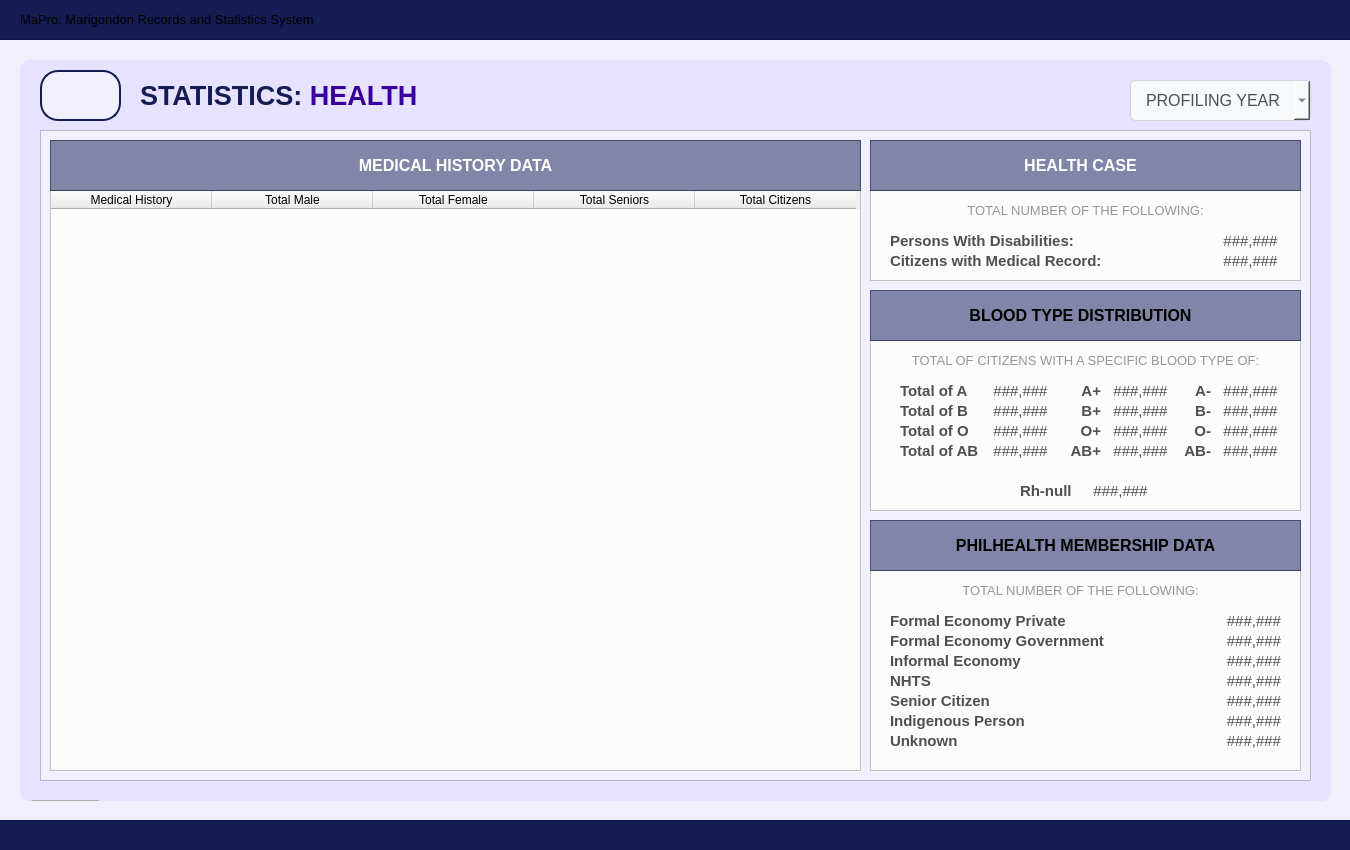
Qt form Views/MainPages/StatisticPages/health.ui (Yohhannn/Barangay-Records-Statistics-System) before a commit.
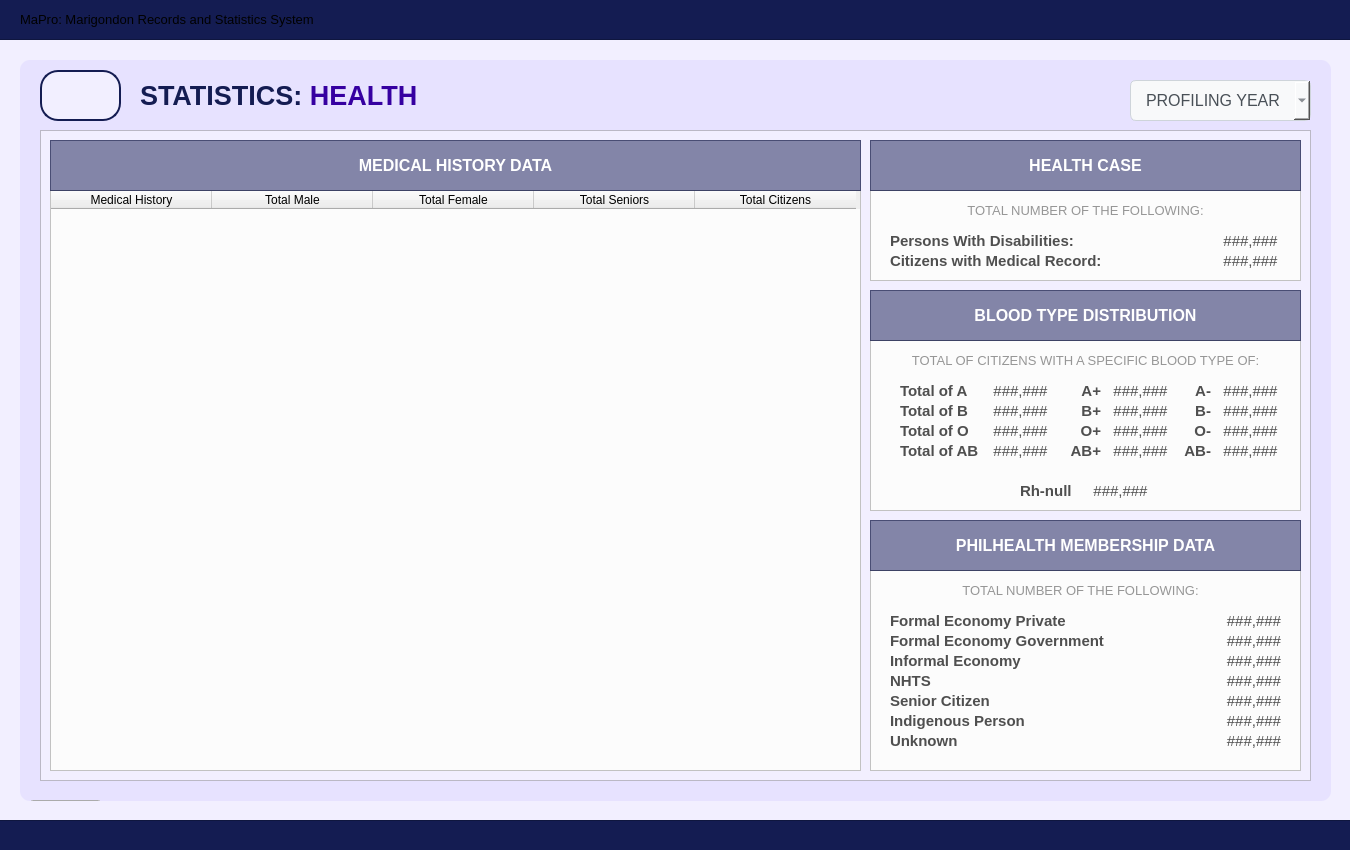
The same form after that commit. Icons and pictures are not drawn.

```diff
--- a/Views/MainPages/StatisticPages/health.ui
+++ b/Views/MainPages/StatisticPages/health.ui
@@ -565,7 +565,7 @@
        <rect>
         <x>0</x>
         <y>0</y>
-        <width>421</width>
+        <width>431</width>
         <height>51</height>
        </rect>
       </property>
@@ -1445,7 +1445,7 @@
        <rect>
         <x>0</x>
         <y>0</y>
-        <width>421</width>
+        <width>431</width>
         <height>51</height>
        </rect>
       </property>
@@ -1457,7 +1457,7 @@
        </font>
       </property>
       <property name="styleSheet">
-       <string notr="true">#statistics_labelNote {
+       <string notr="true">#statistics_labelNote_4 {
 	background-color: transparent;
 	color: #FFFFFF;
 }
@@ -1977,7 +1977,7 @@
        </font>
       </property>
       <property name="styleSheet">
-       <string notr="true">#statistics_labelNote {
+       <string notr="true">#statistics_labelNote_2 {
 	background-color: transparent;
 	color: #FFFFFF;
 }
```
Left out of the diff: 4 changed lines with no effect on the pictures.
